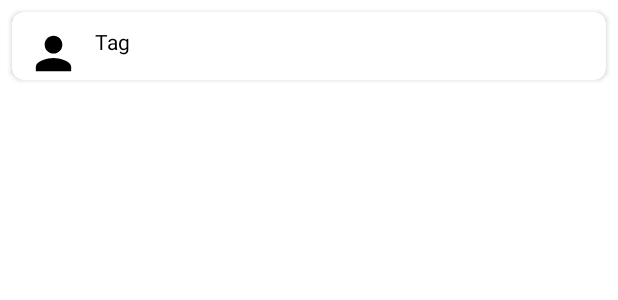
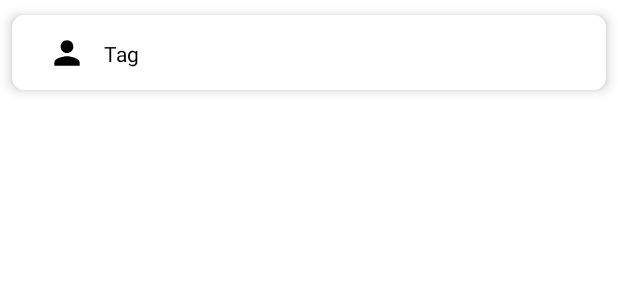
Before and after one commit to sold666/DevTalk, an Android app: the layout profile_chat_child_item.xml on its own in the app's theme, with its tools: preview values and no code run, on a phone screen of 412 x 824 dp. Shown: the top 300 px of the screen. Run offline under Robolectric (Android 15) with nearby library versions, the phone set to English and light mode, and no system bars.

Commit message:
fix code

```diff
--- a/app/build.gradle
+++ b/app/build.gradle
@@ -41,7 +41,7 @@ dependencies {
     implementation 'androidx.core:core-ktx:1.9.0'
     implementation 'androidx.appcompat:appcompat:1.6.1'
     implementation 'com.google.android.material:material:1.8.0'
-    implementation 'androidx.fragment:fragment:1.5.5'
+    implementation 'androidx.fragment:fragment:1.5.6'
     implementation 'de.hdodenhof:circleimageview:3.1.0'
     implementation 'androidx.appcompat:appcompat:1.6.1'
     implementation 'com.google.android.material:material:1.8.0'
--- a/app/src/main/res/layout/profile_chat_child_item.xml
+++ b/app/src/main/res/layout/profile_chat_child_item.xml
@@ -1,27 +1,25 @@
 <?xml version="1.0" encoding="utf-8"?>
-<LinearLayout xmlns:android="http://schemas.android.com/apk/res/android"
+<androidx.cardview.widget.CardView    xmlns:android="http://schemas.android.com/apk/res/android"
     xmlns:app="http://schemas.android.com/apk/res-auto"
     xmlns:tools="http://schemas.android.com/tools"
     android:layout_width="match_parent"
-    android:layout_height="wrap_content">
-
-    <androidx.cardview.widget.CardView
-        android:id="@+id/cardView"
-        android:layout_width="match_parent"
     android:layout_height="wrap_content"
-        android:layout_margin="8dp"
-        app:cardCornerRadius="8dp">
-
+    android:layout_marginBottom="12dp"
+    app:cardCornerRadius="8dp"
+    app:cardElevation="5dp"
+    app:cardUseCompatPadding="true"
+    app:cardPreventCornerOverlap="true">
     <androidx.constraintlayout.widget.ConstraintLayout
         android:layout_width="match_parent"
-            android:layout_height="match_parent">
+        android:padding="12dp"
+        android:layout_height="50dp">
 
         <de.hdodenhof.circleimageview.CircleImageView
             android:id="@+id/tag_image"
-                android:layout_width="35dp"
-                android:layout_height="35dp"
-                android:layout_marginStart="10dp"
-                android:layout_marginTop="10dp"
+            android:layout_width="25dp"
+            android:layout_height="25dp"
+            android:layout_marginStart="12dp"
+            app:layout_constraintBottom_toBottomOf="parent"
             app:layout_constraintLeft_toLeftOf="parent"
             app:layout_constraintTop_toTopOf="parent"
             tools:src="@drawable/ic_default_person" />
@@ -30,14 +28,14 @@
             android:id="@+id/tag"
             android:layout_width="wrap_content"
             android:layout_height="wrap_content"
-                android:layout_marginStart="10dp"
-                android:layout_marginEnd="10dp"
+            android:layout_marginStart="12dp"
             android:ellipsize="end"
             android:maxLines="1"
             android:textColor="@color/black"
             android:textSize="14sp"
             app:layout_constrainedWidth="true"
             app:layout_constraintHorizontal_bias="0"
+            app:layout_constraintBottom_toBottomOf="@id/tag_image"
             app:layout_constraintLeft_toRightOf="@id/tag_image"
             app:layout_constraintRight_toRightOf="parent"
             app:layout_constraintTop_toTopOf="@id/tag_image"
@@ -45,5 +43,3 @@
     </androidx.constraintlayout.widget.ConstraintLayout>
 
 </androidx.cardview.widget.CardView>
-
-</LinearLayout>
```
Lines whose indentation alone changed are shown as unchanged.
